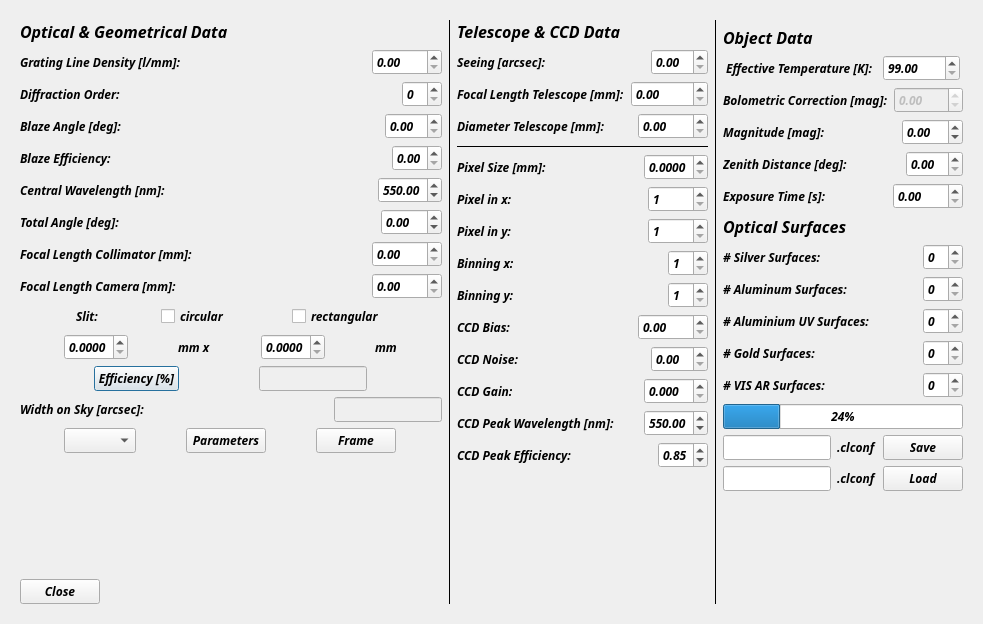
Qt form SILENT/classical.ui (DPSablowski/silent) before a commit.
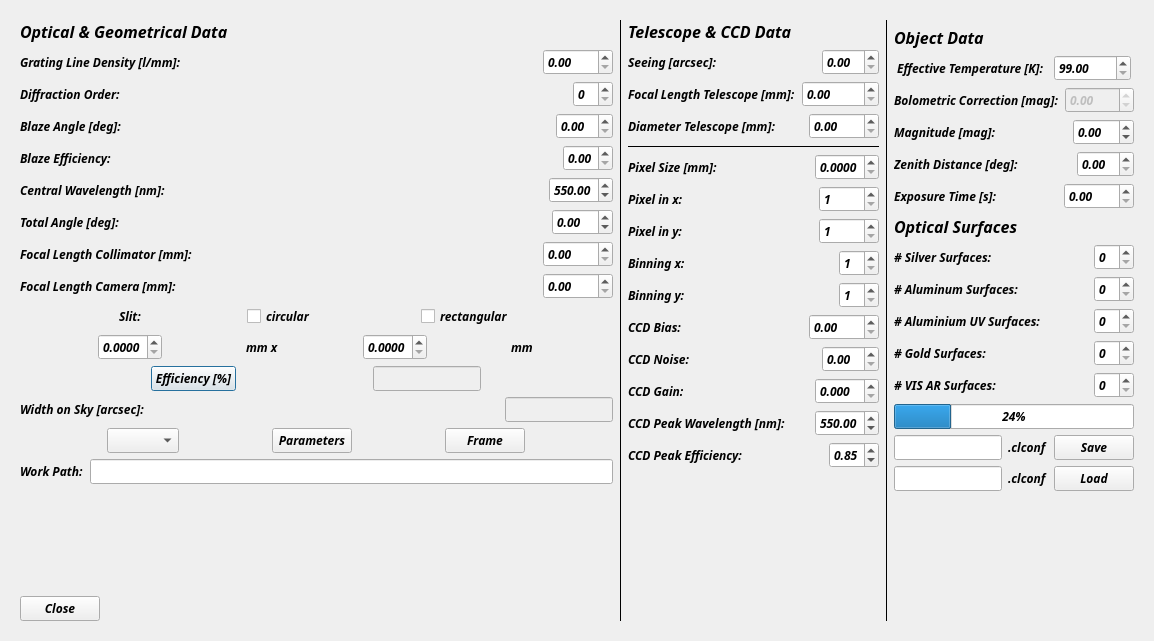
The same form after that commit.

What changed in the file:
```diff
--- a/SILENT/classical.ui
+++ b/SILENT/classical.ui
@@ -6,8 +6,8 @@
    <rect>
     <x>0</x>
     <y>0</y>
-    <width>983</width>
-    <height>624</height>
+    <width>1154</width>
+    <height>641</height>
    </rect>
   </property>
   <property name="font">
@@ -35,8 +35,8 @@
        <rect>
         <x>0</x>
         <y>0</y>
-        <width>981</width>
-        <height>590</height>
+        <width>1136</width>
+        <height>623</height>
        </rect>
       </property>
       <layout class="QHBoxLayout" name="horizontalLayout_38">
@@ -446,6 +446,27 @@
            </item>
           </layout>
          </item>
+         <item>
+          <layout class="QHBoxLayout" name="horizontalLayout_41">
+           <item>
+            <widget class="QLabel" name="label_42">
+             <property name="text">
+              <string>Work Path:</string>
+             </property>
+            </widget>
+           </item>
+           <item>
+            <widget class="QLineEdit" name="lineEdit_3">
+             <property name="sizePolicy">
+              <sizepolicy hsizetype="Expanding" vsizetype="Maximum">
+               <horstretch>0</horstretch>
+               <verstretch>0</verstretch>
+              </sizepolicy>
+             </property>
+            </widget>
+           </item>
+          </layout>
+         </item>
          <item>
           <spacer name="verticalSpacer">
            <property name="orientation">
```
